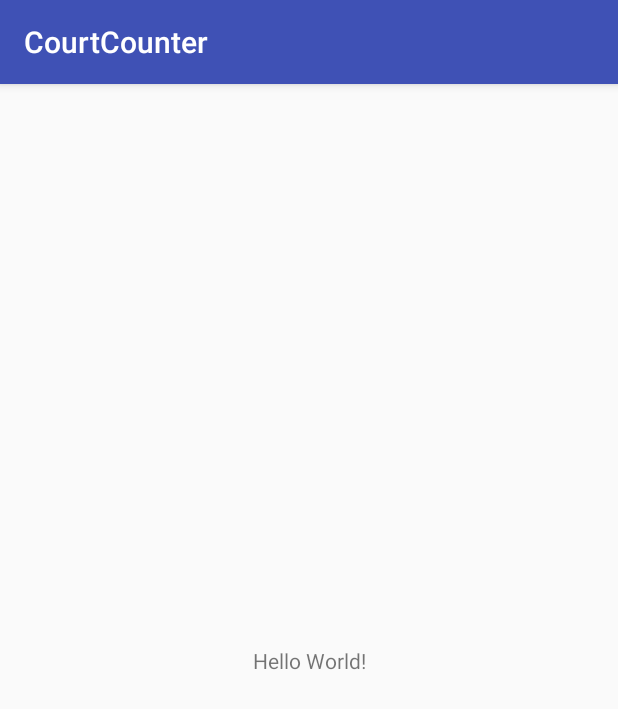
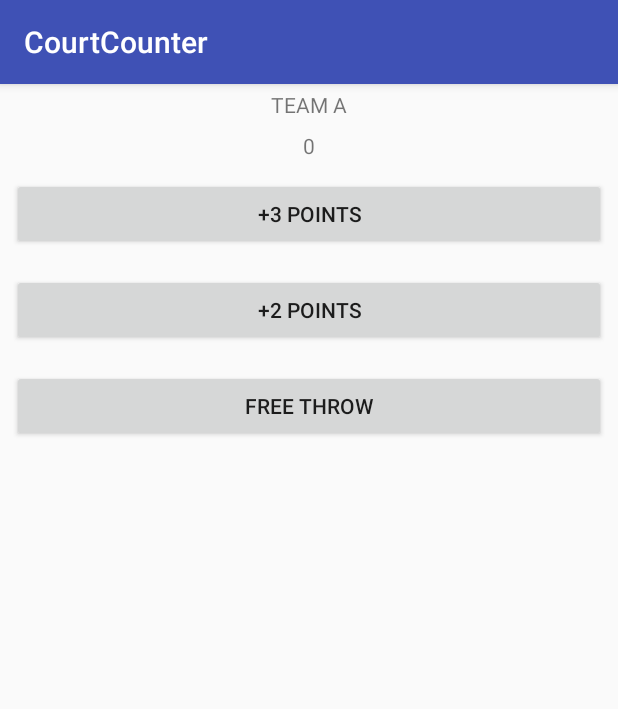
Before and after one commit to josecrmrz/CourtCounter, an Android app: the screen it shows after launch (MainActivity), on a phone screen of 412 x 824 dp. Shown: the top 709 px of the screen. Run offline under Robolectric (Android 15) with nearby library versions, the phone set to English and light mode, and no system bars.

Commit message:
Add to score with buttons

```diff
--- a/app/src/main/java/com/example/android/courtcounter/MainActivity.java
+++ b/app/src/main/java/com/example/android/courtcounter/MainActivity.java
@@ -2,12 +2,44 @@ package com.example.android.courtcounter;
 
 import android.support.v7.app.AppCompatActivity;
 import android.os.Bundle;
+import android.view.View;
+import android.widget.TextView;
 
 public class MainActivity extends AppCompatActivity {
+
+    private int scoreTeamA = 0;
 
     @Override
     protected void onCreate(Bundle savedInstanceState) {
         super.onCreate(savedInstanceState);
         setContentView(R.layout.activity_main);
+
+        displayForTeamA(0);
+    }
+
+    /**
+     * Displays the given score for Team A.
+     */
+    private void displayForTeamA(int score) {
+        TextView scoreView = findViewById(R.id.team_a_score);
+        scoreView.setText(String.valueOf(score));
+    }
+
+    public void addThreeForTeamA(View view) {
+        scoreTeamA += 3;
+
+        displayForTeamA(scoreTeamA);
+    }
+
+    public void addTwoForTeamA(View view) {
+        scoreTeamA += 2;
+
+        displayForTeamA(scoreTeamA);
+    }
+
+    public void addFreeThrowForTeamA(View view) {
+        scoreTeamA += 1;
+
+        displayForTeamA(scoreTeamA);
     }
 }
--- a/app/src/main/res/layout/activity_main.xml
+++ b/app/src/main/res/layout/activity_main.xml
@@ -1,18 +1,49 @@
 <?xml version="1.0" encoding="utf-8"?>
-<android.support.constraint.ConstraintLayout xmlns:android="http://schemas.android.com/apk/res/android"
-    xmlns:app="http://schemas.android.com/apk/res-auto"
+<LinearLayout xmlns:android="http://schemas.android.com/apk/res/android"
     xmlns:tools="http://schemas.android.com/tools"
     android:layout_width="match_parent"
     android:layout_height="match_parent"
-    tools:context="com.example.android.courtcounter.MainActivity">
+    android:orientation="vertical"
+    tools:context=".MainActivity">
 
     <TextView
-        android:layout_width="wrap_content"
+        android:layout_width="match_parent"
         android:layout_height="wrap_content"
-        android:text="Hello World!"
-        app:layout_constraintBottom_toBottomOf="parent"
-        app:layout_constraintLeft_toLeftOf="parent"
-        app:layout_constraintRight_toRightOf="parent"
-        app:layout_constraintTop_toTopOf="parent" />
+        android:gravity="center_horizontal"
+        android:padding="4dp"
+        android:text="Team A"
+        android:textAllCaps="true" />
 
-</android.support.constraint.ConstraintLayout>
+    <TextView
+        android:id="@+id/team_a_score"
+        android:layout_width="match_parent"
+        android:layout_height="wrap_content"
+        android:gravity="center_horizontal"
+        android:padding="4dp"
+        android:text="3" />
+
+    <Button
+        android:layout_width="match_parent"
+        android:layout_height="wrap_content"
+        android:layout_margin="8dp"
+        android:text="+3 Points"
+        android:onClick="addThreeForTeamA"
+        android:textAllCaps="true" />
+
+    <Button
+        android:layout_width="match_parent"
+        android:layout_height="wrap_content"
+        android:layout_margin="8dp"
+        android:text="+2 Points"
+        android:onClick="addTwoForTeamA"
+        android:textAllCaps="true" />
+
+    <Button
+        android:layout_width="match_parent"
+        android:layout_height="wrap_content"
+        android:layout_margin="8dp"
+        android:text="Free Throw"
+        android:onClick="addFreeThrowForTeamA"
+        android:textAllCaps="true" />
+
+</LinearLayout>
```
